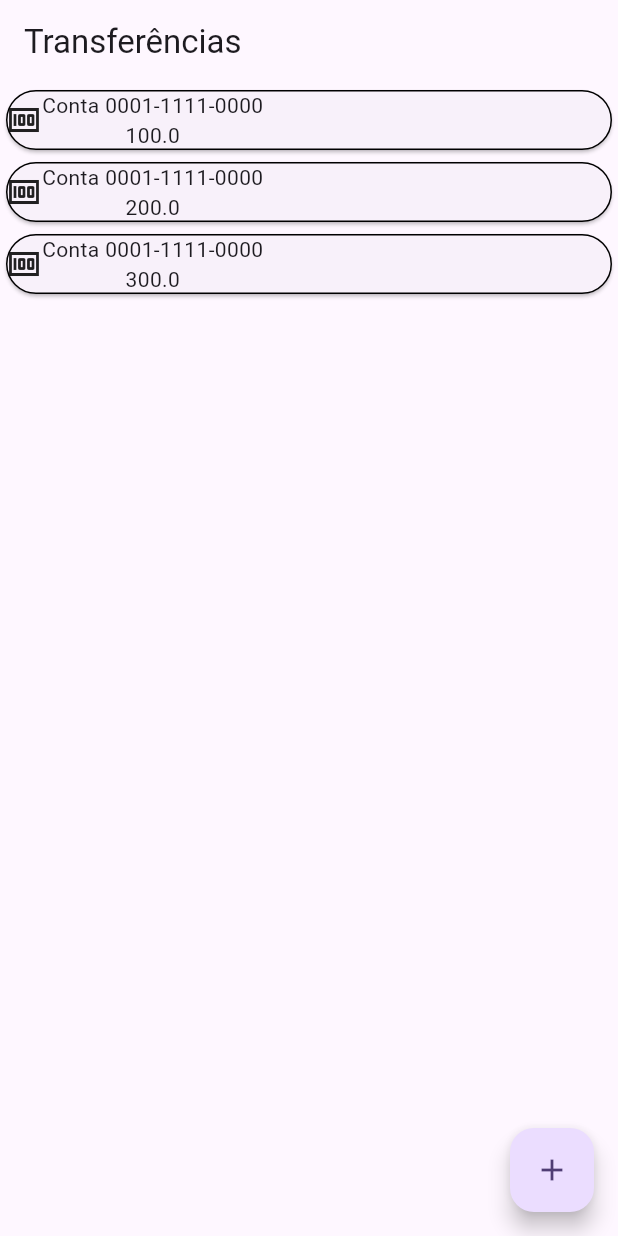
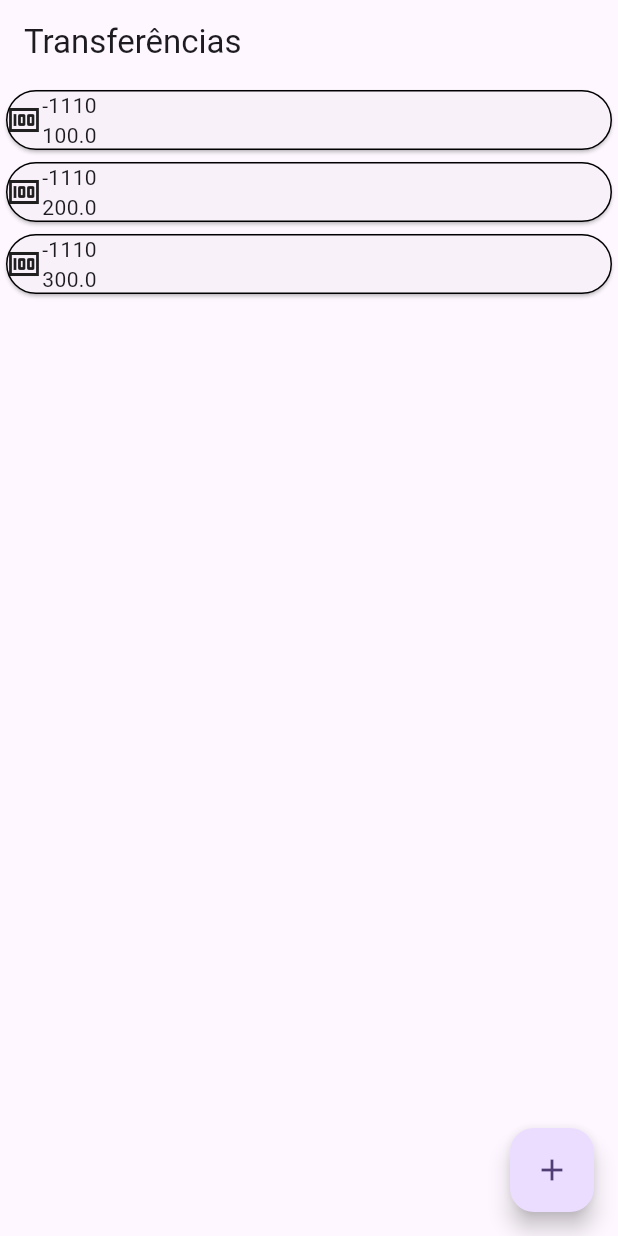
Before and after one commit to Raf-Alcides/fitbank_alura, a Flutter app: the screen it shows after launch, on a phone screen of 412 x 824 dp. Run offline on Flutter 3.47's test engine with Material 2 defaults, Android fonts, the phone set to English and light mode, and no system bars.

Commit message:
Implementando logica quando clica no botao

```diff
--- a/lib/pages/components/trasfers_tile.dart
+++ b/lib/pages/components/trasfers_tile.dart
@@ -2,7 +2,7 @@ import 'package:flutter/material.dart';
 
 class TrasfersTile extends StatelessWidget {
 
-  final String account;
+  final int account;
   final double value;
 
   const TrasfersTile({ super.key, required this.account, required this.value });
@@ -16,7 +16,7 @@ class TrasfersTile extends StatelessWidget {
                 const Icon(Icons.money),
                 Column(
                   children: [
-                  Text(account),
+                  Text(account.toString()),
                   Text(value.toString()),
                 ],
                 )
--- a/lib/pages/transfers_page.dart
+++ b/lib/pages/transfers_page.dart
@@ -16,15 +16,15 @@ class TransfersPage extends StatelessWidget {
       ),
       body: ListView(
         children: const [
-          TrasfersTile(account: 'Conta 0001-1111-0000', value: 100),
-          TrasfersTile(account: 'Conta 0001-1111-0000', value: 200),
-          TrasfersTile(account: 'Conta 0001-1111-0000', value: 300),
+          TrasfersTile(account: 0001-1111-0000, value: 100),
+          TrasfersTile(account: 0001-1111-0000, value: 200),
+          TrasfersTile(account: 0001-1111-0000, value: 300),
         ],
       ),
       floatingActionButton: FloatingActionButton(
         onPressed: () {
           Navigator.of(context).push(
-            MaterialPageRoute(builder: (_) => const CreateTransferPage())
+            MaterialPageRoute(builder: (_) => CreateTransferPage())
           );
         },
         child: const Icon(Icons.add),
```
Also changed, not shown: lib/pages/create_transfer_page.dart (+21 -3 lines).
